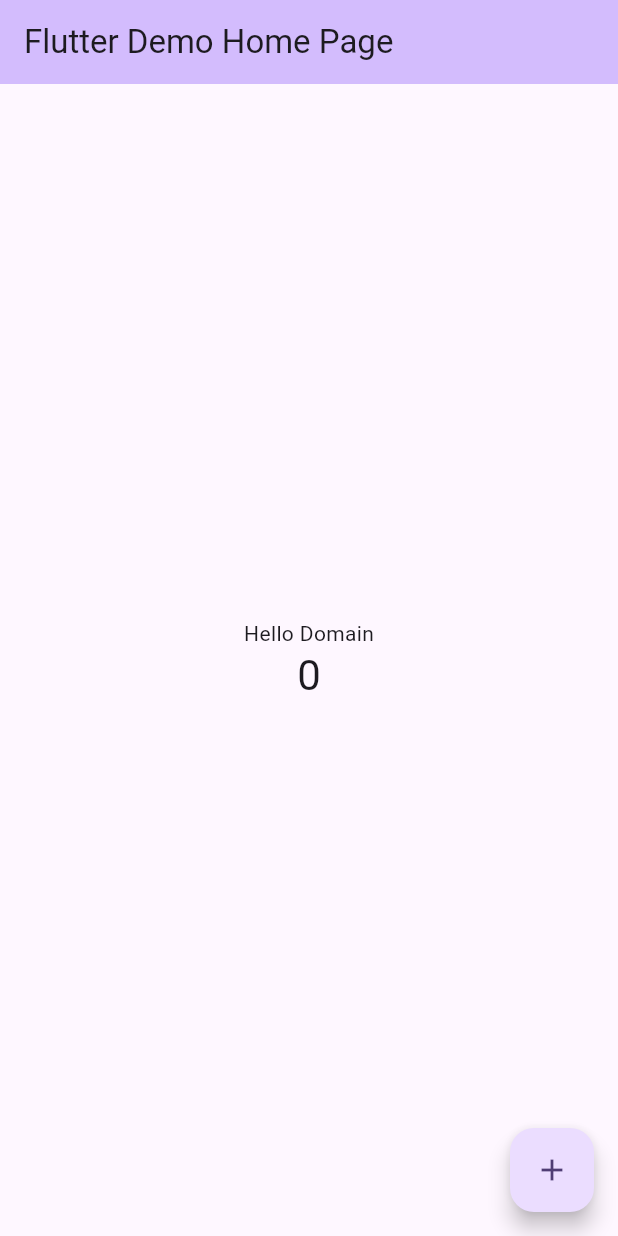
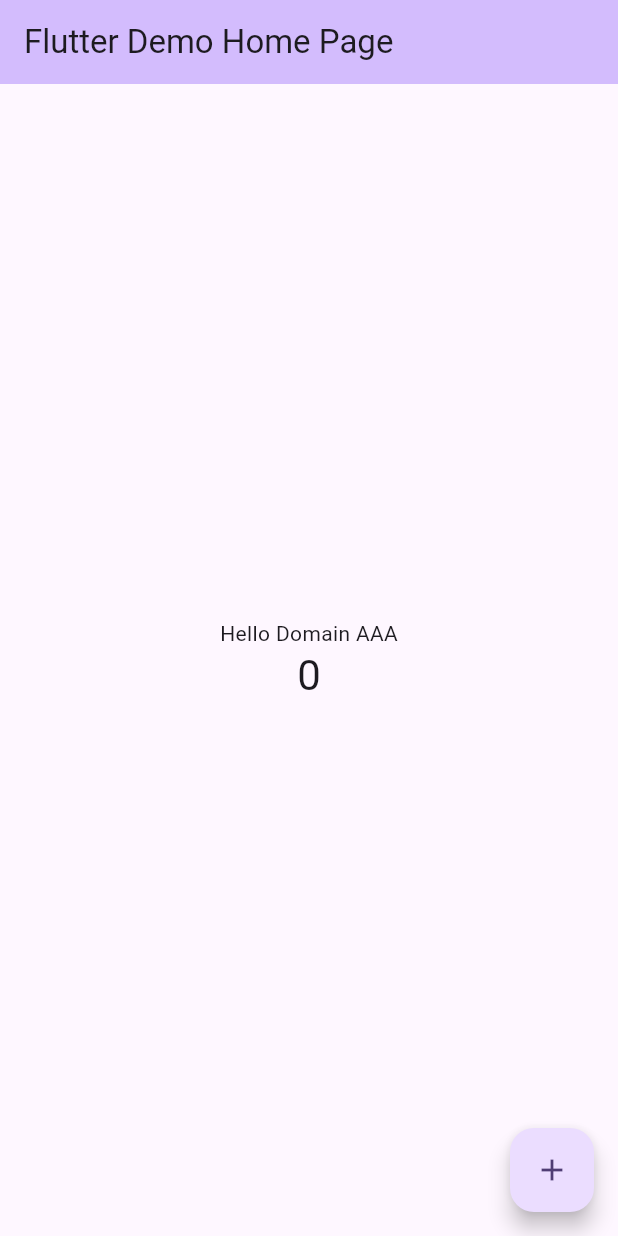
Before and after one commit to ash5712/git-learning, a Flutter app: the screen it shows after launch, on a phone screen of 412 x 824 dp. Run offline on Flutter 3.47's test engine with Material 3 defaults, Android fonts, the phone set to English and light mode, and no system bars.

```diff
--- a/lib/main.dart
+++ b/lib/main.dart
@@ -106,7 +106,7 @@ class _MyHomePageState extends State<MyHomePage> {
           mainAxisAlignment: MainAxisAlignment.center,
           children: <Widget>[
             const Text(
-              'Hello Domain',
+              'Hello Domain AAA',
             ),
             Text(
               '$_counter',
```
